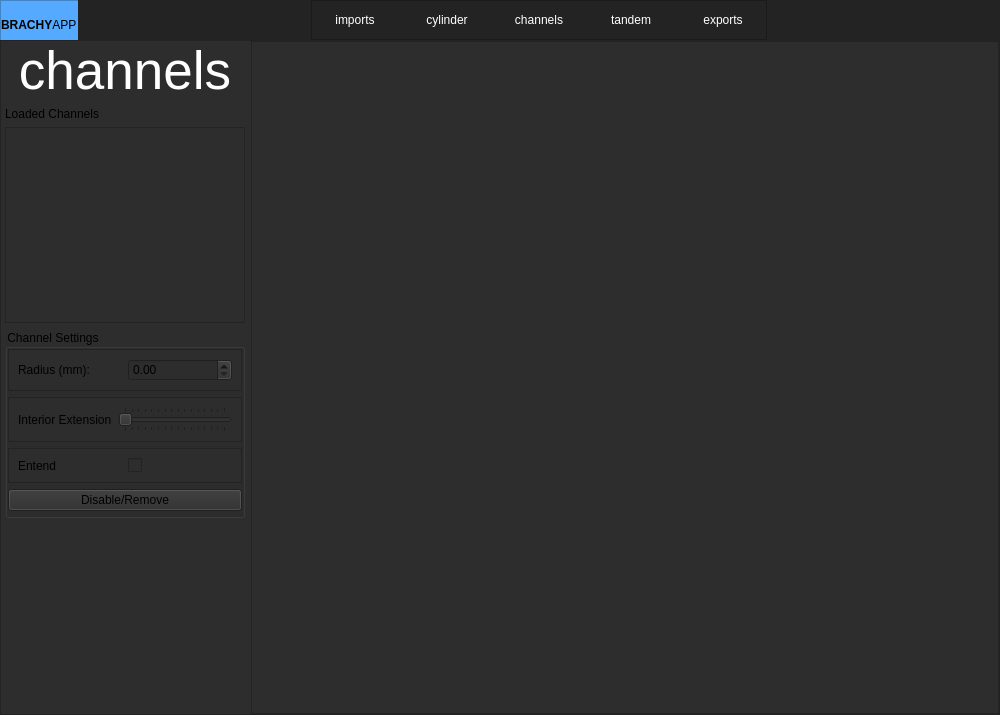
Above: Presentation/MainWindow/ui_main.ui from nsmela/brachify before the change. Below: the same form after it.
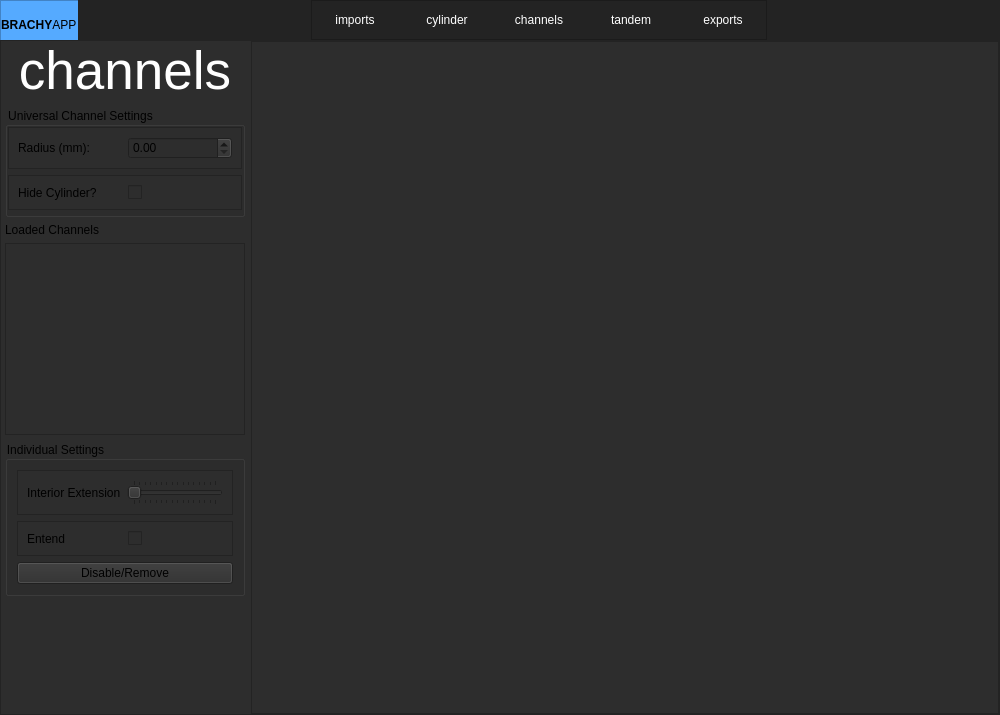
That is the form after the change.

```diff
--- a/Presentation/MainWindow/ui_main.ui
+++ b/Presentation/MainWindow/ui_main.ui
@@ -773,6 +773,75 @@
                 </property>
                </widget>
               </item>
+              <item>
+               <widget class="QGroupBox" name="groupBox">
+                <property name="title">
+                 <string>Universal Channel Settings</string>
+                </property>
+                <layout class="QVBoxLayout" name="verticalLayout_6">
+                 <property name="leftMargin">
+                  <number>0</number>
+                 </property>
+                 <property name="topMargin">
+                  <number>0</number>
+                 </property>
+                 <property name="rightMargin">
+                  <number>0</number>
+                 </property>
+                 <property name="bottomMargin">
+                  <number>4</number>
+                 </property>
+                 <item>
+                  <widget class="QFrame" name="frame_7">
+                   <property name="frameShape">
+                    <enum>QFrame::StyledPanel</enum>
+                   </property>
+                   <property name="frameShadow">
+                    <enum>QFrame::Raised</enum>
+                   </property>
+                   <layout class="QHBoxLayout" name="horizontalLayout_10">
+                    <item>
+                     <widget class="QLabel" name="label_8">
+                      <property name="text">
+                       <string>Radius (mm):</string>
+                      </property>
+                     </widget>
+                    </item>
+                    <item>
+                     <widget class="QDoubleSpinBox" name="channelRadiusSpinBox"/>
+                    </item>
+                   </layout>
+                  </widget>
+                 </item>
+                 <item>
+                  <widget class="QFrame" name="frame_13">
+                   <property name="frameShape">
+                    <enum>QFrame::StyledPanel</enum>
+                   </property>
+                   <property name="frameShadow">
+                    <enum>QFrame::Raised</enum>
+                   </property>
+                   <layout class="QHBoxLayout" name="horizontalLayout_18">
+                    <item>
+                     <widget class="QLabel" name="label_17">
+                      <property name="text">
+                       <string>Hide Cylinder?</string>
+                      </property>
+                     </widget>
+                    </item>
+                    <item>
+                     <widget class="QCheckBox" name="checkBox_hide_cylinder">
+                      <property name="text">
+                       <string/>
+                      </property>
+                     </widget>
+                    </item>
+                   </layout>
+                  </widget>
+                 </item>
+                </layout>
+               </widget>
+              </item>
               <item>
                <widget class="QLabel" name="label_7">
                 <property name="text">
@@ -800,45 +869,11 @@
                </widget>
               </item>
               <item>
-               <widget class="QGroupBox" name="groupBox">
+               <widget class="QGroupBox" name="groupBox_5">
                 <property name="title">
-                 <string>Channel Settings</string>
+                 <string>Individual Settings</string>
                 </property>
-                <layout class="QVBoxLayout" name="verticalLayout_6">
-                 <property name="leftMargin">
-                  <number>0</number>
-                 </property>
-                 <property name="topMargin">
-                  <number>0</number>
-                 </property>
-                 <property name="rightMargin">
-                  <number>0</number>
-                 </property>
-                 <property name="bottomMargin">
-                  <number>4</number>
-                 </property>
-                 <item>
-                  <widget class="QFrame" name="frame_7">
-                   <property name="frameShape">
-                    <enum>QFrame::StyledPanel</enum>
-                   </property>
-                   <property name="frameShadow">
-                    <enum>QFrame::Raised</enum>
-                   </property>
-                   <layout class="QHBoxLayout" name="horizontalLayout_10">
-                    <item>
-                     <widget class="QLabel" name="label_8">
-                      <property name="text">
-                       <string>Radius (mm):</string>
-                      </property>
-                     </widget>
-                    </item>
-                    <item>
-                     <widget class="QDoubleSpinBox" name="channelRadiusSpinBox"/>
-                    </item>
-                   </layout>
-                  </widget>
-                 </item>
+                <layout class="QVBoxLayout" name="verticalLayout_3">
                  <item>
                   <widget class="QFrame" name="frame_11">
                    <property name="frameShape">
```
